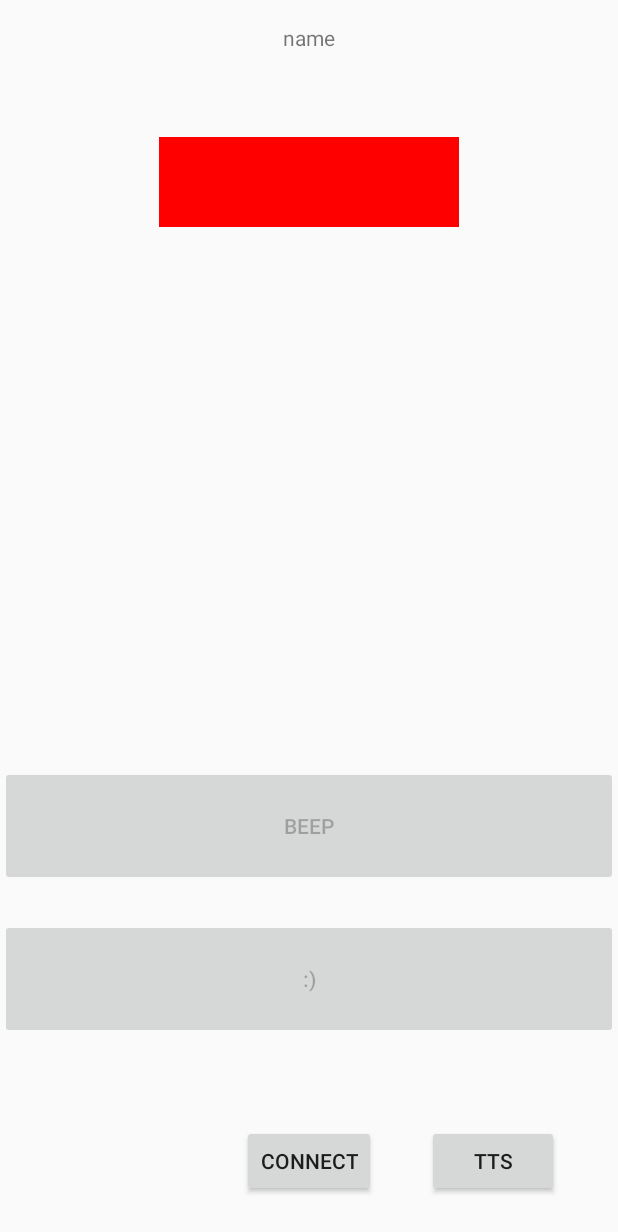
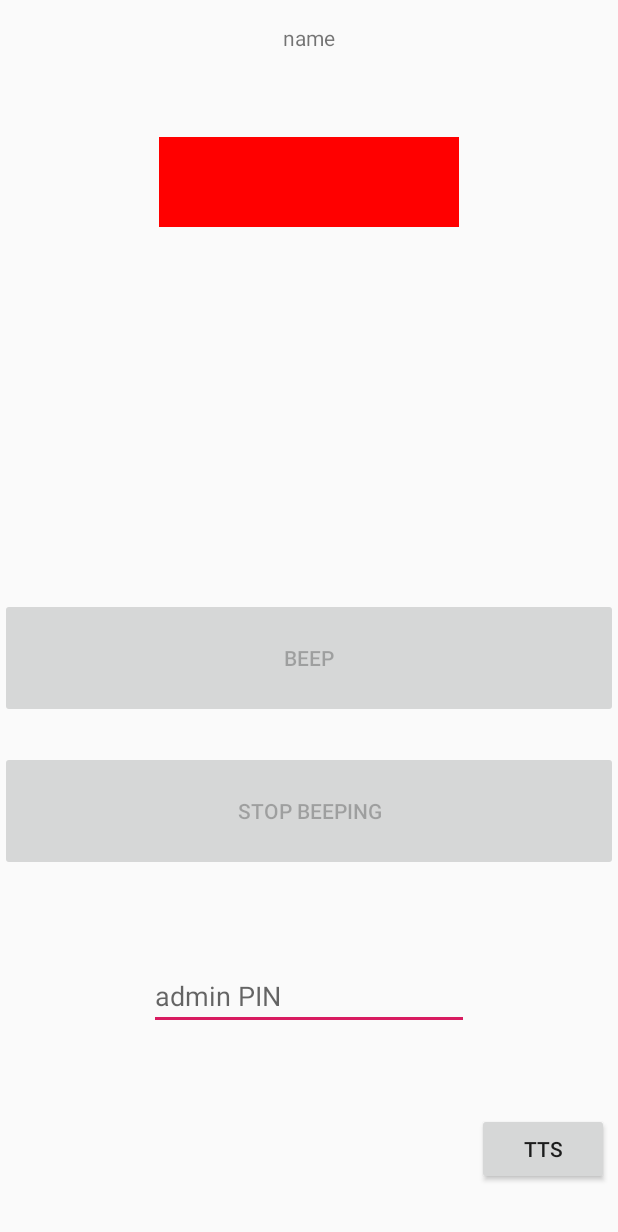
Before and after one commit to Tamjow/PedestrianButtons, an Android app: the layout activity_peripheral_control.xml on its own in the app's theme, with its tools: preview values and no code run, on a phone screen of 412 x 824 dp. Shown: the top 1232 px of the screen. Run offline under Robolectric (Android 15) with nearby library versions, the phone set to English and light mode, and no system bars.

Commit message:
added pin locked button options

```diff
--- a/app/src/main/java/mateusz/holtyn/pedestrianbuttons/ui/ButtonPage.java
+++ b/app/src/main/java/mateusz/holtyn/pedestrianbuttons/ui/ButtonPage.java
@@ -164,7 +164,7 @@ public class ButtonPage extends AppCompatActivity implements ScanResultsConsumer
             @Override
             public void run() {
 
-                if (device.getName() != null && device.getName().contains("KSK")) {
+                if (device.getName() != null && device.getName().contains("KSK") && rssi > -70) {
                     ble_device_list_adapter.addDevice(device, rssi);
                     Log.d(TAG, "candidate ble device being added, rssi: " + rssi + " addr: " + device.getAddress());
                     ble_device_list_adapter.notifyDataSetChanged();
--- a/app/src/main/res/layout/activity_peripheral_control.xml
+++ b/app/src/main/res/layout/activity_peripheral_control.xml
@@ -33,23 +33,14 @@
 
     </LinearLayout>
 
-    <Button
-        android:id="@+id/connectButton"
-        android:layout_width="wrap_content"
-        android:layout_height="wrap_content"
-        android:layout_alignParentBottom="true"
-        android:layout_centerHorizontal="true"
-        android:layout_marginBottom="26dp"
-        android:onClick="onConnect"
-        android:text="Connect" />
-
     <TextView
         android:id="@+id/msgTextView"
         android:layout_width="wrap_content"
         android:layout_height="wrap_content"
-        android:layout_above="@+id/connectButton"
+        android:layout_above="@+id/ttsButton"
         android:layout_centerHorizontal="true"
         android:layout_marginTop="16dp"
+        android:layout_marginBottom="104dp"
         android:text="" />
 
     <Button
@@ -74,18 +65,65 @@
         android:layout_centerHorizontal="true"
         android:layout_marginBottom="22dp"
         android:enabled="false"
-        android:text=":)" />
+        android:text="stop beeping" />
 
     <Button
         android:id="@+id/ttsButton"
         android:layout_width="wrap_content"
         android:layout_height="wrap_content"
+        android:layout_alignParentEnd="true"
         android:layout_alignParentBottom="true"
-        android:layout_marginStart="34dp"
-        android:layout_marginBottom="26dp"
-        android:layout_toEndOf="@+id/connectButton"
-        android:text="TTS"
-        android:onClick="onTTS" />
+        android:layout_marginEnd="6dp"
+        android:layout_marginBottom="34dp"
+        android:onClick="onTTS"
+        android:text="TTS" />
+
+    <EditText
+        android:importantForAutofill="no"
+        android:id="@+id/passwordSettings"
+        android:layout_width="wrap_content"
+        android:layout_height="wrap_content"
+        android:layout_above="@+id/highButton"
+        android:layout_marginBottom="54dp"
+        android:layout_centerHorizontal="true"
+        android:hint="admin PIN"
+        android:ems="10"
+        android:inputType="numberPassword"
+        android:maxLength="4" />
+
+    <Button
+        android:id="@+id/lowButton"
+        android:layout_width="wrap_content"
+        android:layout_height="wrap_content"
+        android:layout_alignParentBottom="true"
+        android:layout_marginBottom="35dp"
+        android:enabled="false"
+        android:text="LOW"
+        android:visibility="invisible" />
+
+    <Button
+        android:id="@+id/midButton"
+        android:layout_width="wrap_content"
+        android:layout_height="wrap_content"
+        android:layout_alignParentBottom="true"
+        android:layout_marginStart="18dp"
+        android:layout_marginBottom="35dp"
+        android:layout_toEndOf="@+id/lowButton"
+        android:enabled="false"
+        android:text="MID"
+        android:visibility="invisible" />
+
+    <Button
+        android:id="@+id/highButton"
+        android:layout_width="wrap_content"
+        android:layout_height="wrap_content"
+        android:layout_alignParentBottom="true"
+        android:layout_marginStart="21dp"
+        android:layout_marginBottom="35dp"
+        android:layout_toEndOf="@+id/midButton"
+        android:enabled="false"
+        android:text="HIGH"
+        android:visibility="invisible" />
 
 
 </RelativeLayout>
```
Also changed, not shown: app/src/main/java/mateusz/holtyn/pedestrianbuttons/ui/PeripheralControlActivity.java (+54 -5 lines), app/src/main/java/mateusz/holtyn/pedestrianbuttons/ui/SettingsActivity.java (+6 -5 lines).
